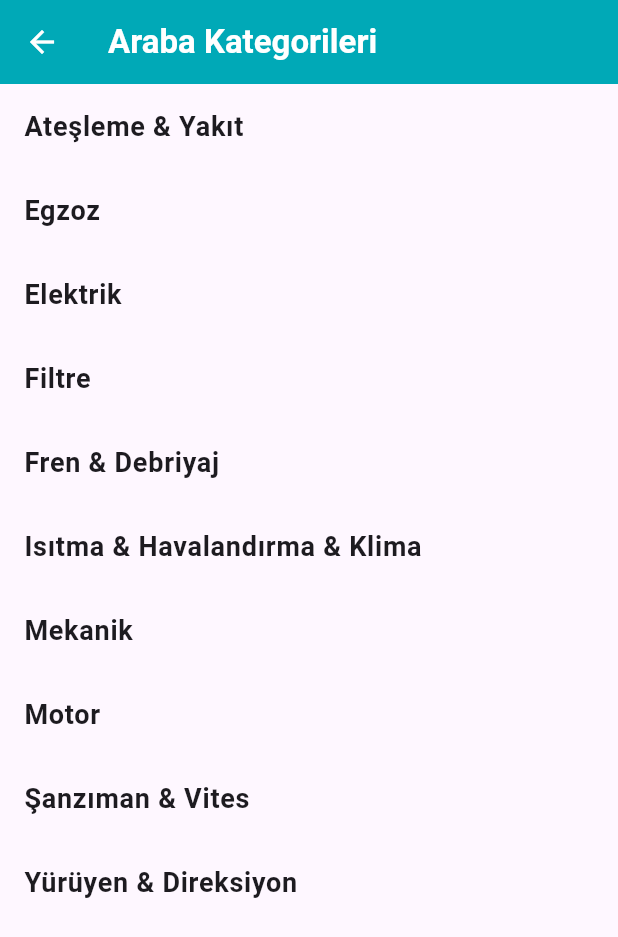
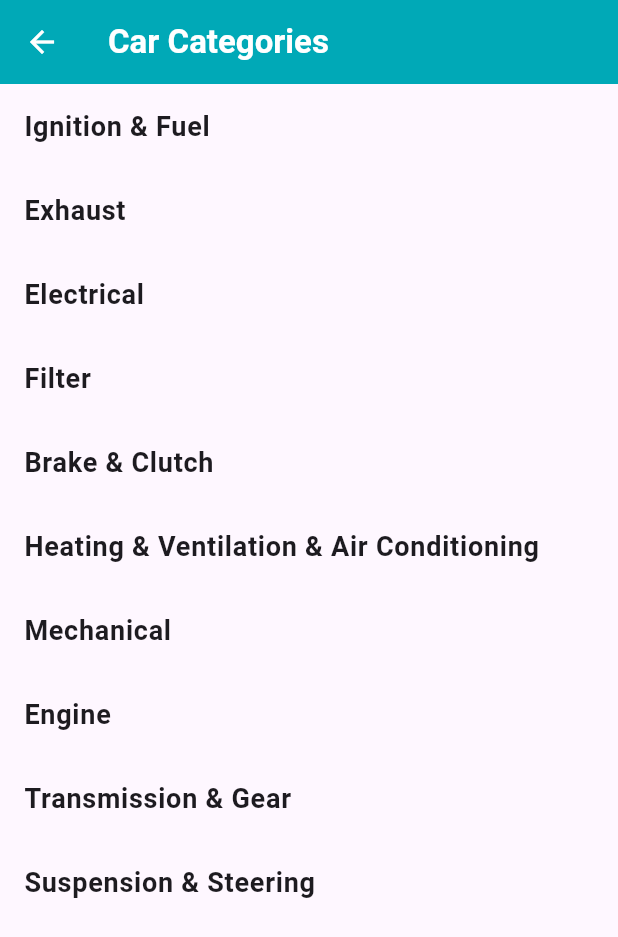
Before and after one commit to Piko59/Vehicle-Spare-Parts-App, a Flutter app: the CarCategoriesPage screen opened directly, on a phone screen of 412 x 824 dp. Shown: the top 937 px of the screen. Run offline on Flutter 3.47's test engine with Material 3 defaults, Android fonts, the phone set to English and light mode, and no system bars; our stand-ins replace cloud_firestore, firebase_auth, firebase_core, firebase_database, firebase_storage, flutter_rating_bar and 6 more; accounts and stored records are empty.

Commit message:
Translate PartDetailScreen and related pages to English

```diff
--- a/senior_design/lib/pages/add_part_page.dart
+++ b/senior_design/lib/pages/add_part_page.dart
@@ -25,62 +25,62 @@ class _AddPartPageState extends State<AddPartPage> {
   String? _selectedPartCategory;
 
   final Map<String, List<String>> vehicleCategories = {
-    'Araba': [
-      'Ateşleme & Yakıt',
-      'Egzoz',
-      'Elektrik',
-      'Filtre',
-      'Fren & Debriyaj',
-      'Isıtma & Havalandırma & Klima',
-      'Mekanik',
-      'Motor',
-      'Şanzıman & Vites',
-      'Yürüyen & Direksiyon',
+    'Car': [
+      'Ignition & Fuel',
+      'Exhaust',
+      'Electric',
+      'Filter',
+      'Brake & Clutch',
+      'Heating & Ventilation & Air Conditioning',
+      'Mechanical',
+      'Engine',
+      'Transmission & Gear',
+      'Steering & Suspension',
     ],
-    'Motorsiklet': [
-      'Debriyaj',
-      'Egzoz',
-      'Elektrik',
-      'Fren',
-      'Grenaj',
-      'Havalandırma',
-      'Motor',
-      'Süspansiyon',
-      'Şanzıman',
-      'Yağlama',
-      'Yakıt Sistemi',
-      'Yönlendirme',
+    'Motorcycle': [
+      'Clutch',
+      'Exhaust',
+      'Electric',
+      'Brake',
+      'Fairing',
+      'Ventilation',
+      'Engine',
+      'Suspension',
+      'Transmission',
+      'Lubrication',
+      'Fuel System',
+      'Steering',
     ],
-    'Bisiklet': [
-      'Gidon',
-      'Fren',
+    'Bicycle': [
+      'Handlebar',
+      'Brake',
       'Rotor',
-      'Bilya',
-      'Jant',
-      'Kadro',
-      'Çekiş Parçaları',
-      'Elektrik Parçaları',
-      'Kokpit',
-      'Pabuç',
+      'Bearing',
+      'Rim',
+      'Frame',
+      'Drivetrain Components',
+      'Electric Components',
+      'Cockpit',
+      'Brake Pad',
     ],
   };
 
   final Map<String, List<String>> vehicleBrands = {
-    'Araba': [
+    'Car': [
       'Toyota',
       'Honda',
       'Ford',
       'BMW',
       'Mercedes',
     ],
-    'Motorsiklet': [
+    'Motorcycle': [
       'Yamaha',
       'Honda',
       'Suzuki',
       'Kawasaki',
       'Ducati',
     ],
-    'Bisiklet': [
+    'Bicycle': [
       'Giant',
       'Trek',
       'Specialized',
--- a/senior_design/lib/pages/bicycle_categories_page.dart
+++ b/senior_design/lib/pages/bicycle_categories_page.dart
@@ -3,8 +3,8 @@ import 'package:senior_design/pages/category_detail_page.dart';
 
 class BicycleCategoriesPage extends StatelessWidget {
   final List<String> bicycleCategories = [
-    'Gidon', 'Fren', 'Rotor', 'Bilya', 'Jant', 'Kadro', 'Çekiş Parçaları',
-    'Elektrik Parçaları', 'Kokpit', 'Pabuç',
+    'Handlebar', 'Brake', 'Rotor', 'Bearing', 'Rim', 'Frame', 'Drivetrain Components',
+    'Electric Components', 'Cockpit', 'Brake Pad',
   ];
 
   @override
@@ -17,7 +17,7 @@ class BicycleCategoriesPage extends StatelessWidget {
           onPressed: () => Navigator.of(context).pop(),
         ),
         title: Text(
-          'Bisiklet Kategorileri',
+          'Bicycle Categories',
           style: TextStyle(
             color: Colors.white,
             fontWeight: FontWeight.bold,
@@ -30,14 +30,14 @@ class BicycleCategoriesPage extends StatelessWidget {
           title: Text(
             bicycleCategories[index],
             style: TextStyle(
-              fontSize: 18.0, // Yazı tipi boyutunu artırdık
-              fontWeight: FontWeight.bold, // Yazı tipi kalın
+              fontSize: 18.0, // Increased font size
+              fontWeight: FontWeight.bold, // Bold font
             ),
           ),
           onTap: () => Navigator.push(
             context,
             MaterialPageRoute(
-              builder: (context) => CategoryDetailPage(category: 'Bisiklet', partCategory: bicycleCategories[index]),
+              builder: (context) => CategoryDetailPage(category: 'Bicycle', partCategory: bicycleCategories[index]),
             ),
           ),
         ),
--- a/senior_design/lib/pages/car_categories_page.dart
+++ b/senior_design/lib/pages/car_categories_page.dart
@@ -3,8 +3,8 @@ import 'package:senior_design/pages/category_detail_page.dart';
 
 class CarCategoriesPage extends StatelessWidget {
   final List<String> carCategories = [
-    'Ateşleme & Yakıt', 'Egzoz', 'Elektrik', 'Filtre', 'Fren & Debriyaj', 'Isıtma & Havalandırma & Klima',
-    'Mekanik', 'Motor', 'Şanzıman & Vites', 'Yürüyen & Direksiyon',
+    'Ignition & Fuel', 'Exhaust', 'Electrical', 'Filter', 'Brake & Clutch', 'Heating & Ventilation & Air Conditioning',
+    'Mechanical', 'Engine', 'Transmission & Gear', 'Suspension & Steering',
   ];
 
   @override
@@ -17,7 +17,7 @@ class CarCategoriesPage extends StatelessWidget {
           onPressed: () => Navigator.of(context).pop(),
         ),
         title: Text(
-          'Araba Kategorileri',
+          'Car Categories',
           style: TextStyle(
             color: Colors.white,
             fontWeight: FontWeight.bold,
@@ -30,14 +30,14 @@ class CarCategoriesPage extends StatelessWidget {
           title: Text(
             carCategories[index],
             style: TextStyle(
-              fontSize: 18.0, // Yazı tipi boyutunu artırdık
-              fontWeight: FontWeight.bold, // Yazı tipi kalın
+              fontSize: 18.0, // Increased font size
+              fontWeight: FontWeight.bold, // Bold font
             ),
           ),
           onTap: () => Navigator.push(
             context,
             MaterialPageRoute(
-              builder: (context) => CategoryDetailPage(category: 'Araba', partCategory: carCategories[index]),
+              builder: (context) => CategoryDetailPage(category: 'Car', partCategory: carCategories[index]),
             ),
           ),
         ),
--- a/senior_design/lib/pages/forget_password_page.dart
+++ b/senior_design/lib/pages/forget_password_page.dart
@@ -41,6 +41,10 @@ class ForgetPasswordPage extends StatelessWidget {
                       decoration: InputDecoration(
                         labelText: 'Email',
                         prefixIcon: Icon(Icons.email, color: Colors.black),
+                        suffixIcon: IconButton(
+                          icon: const Icon(Icons.clear),
+                          onPressed: () => emailController.clear(),
+                        ),
                         border: OutlineInputBorder(
                           borderRadius: BorderRadius.circular(10),
                         ),
--- a/senior_design/lib/pages/login_page.dart
+++ b/senior_design/lib/pages/login_page.dart
@@ -107,7 +107,7 @@ class LoginPage extends StatelessWidget {
                       autofocus: false,
                       controller: passwordController,
                       decoration: InputDecoration(
-                        hintText: 'Password',
+                        labelText: 'Password',
                         prefixIcon: const Icon(Icons.lock, color: Colors.black),
                         suffixIcon: IconButton(
                           icon: const Icon(Icons.clear),
--- a/senior_design/lib/pages/motorcycle_categories_page.dart
+++ b/senior_design/lib/pages/motorcycle_categories_page.dart
@@ -3,8 +3,8 @@ import 'package:senior_design/pages/category_detail_page.dart';
 
 class MotorcycleCategoriesPage extends StatelessWidget {
   final List<String> motorcycleCategories = [
-    'Debriyaj', 'Egzoz', 'Elektrik', 'Fren', 'Grenaj', 'Havalandırma', 'Motor',
-    'Süspansiyon', 'Şanzıman', 'Yağlama', 'Yakıt Sistemi', 'Yönlendirme',
+    'Clutch', 'Exhaust', 'Electrical', 'Brake', 'Fairing', 'Ventilation', 'Engine',
+    'Suspension', 'Transmission', 'Lubrication', 'Fuel System', 'Steering',
   ];
 
   @override
@@ -17,7 +17,7 @@ class MotorcycleCategoriesPage extends StatelessWidget {
           onPressed: () => Navigator.of(context).pop(),
         ),
         title: Text(
-          'Motorsiklet Kategorileri',
+          'Motorcycle Categories',
           style: TextStyle(
             color: Colors.white,
             fontWeight: FontWeight.bold,
@@ -37,7 +37,7 @@ class MotorcycleCategoriesPage extends StatelessWidget {
           onTap: () => Navigator.push(
             context,
             MaterialPageRoute(
-              builder: (context) => CategoryDetailPage(category: 'Motorsiklet', partCategory: motorcycleCategories[index]),
+              builder: (context) => CategoryDetailPage(category: 'Motorcycle', partCategory: motorcycleCategories[index]),
             ),
           ),
         ),
--- a/senior_design/lib/pages/profile_page.dart
+++ b/senior_design/lib/pages/profile_page.dart
@@ -15,7 +15,6 @@ class ProfilePage extends StatefulWidget {
 }
 
 class _ProfilePageState extends State<ProfilePage> {
-  int _selectedIndex = 4;
   String? profileImage;
   String displayName = 'Anonymous User';
   File? _imageFile;
```
Also changed, not shown: senior_design/lib/pages/category_detail_page.dart (+4 -4 lines), senior_design/lib/pages/home_page.dart (+0 -26 lines), senior_design/lib/pages/part_details_screen.dart (+6 -6 lines), senior_design/lib/pages/sign_up_page.dart (+79 -62 lines), 1 other file.
